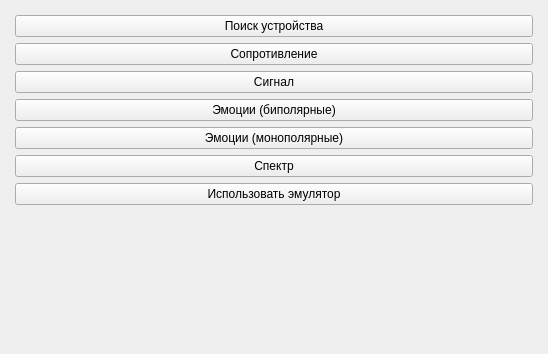
Above: BrainBit/neurosamples-main/Bit/ui/MenuScreenRuUI.ui from simai1/sfedu-hackathon-2025 before the change; both pictures show x 0 to 548 and y 0 to 354 of the 548 by 600 pixel window. Below: the same form after it.
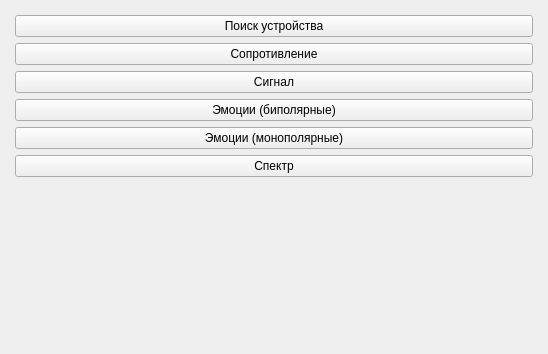
That is the form after the change.

What changed in the file:
```diff
--- a/BrainBit/neurosamples-main/Bit/ui/MenuScreenRuUI.ui
+++ b/BrainBit/neurosamples-main/Bit/ui/MenuScreenRuUI.ui
@@ -78,13 +78,6 @@
       </property>
      </widget>
     </item>
-    <item>
-     <widget class="QPushButton" name="emulatorButton">
-      <property name="text">
-       <string>Использовать эмулятор</string>
-      </property>
-     </widget>
-    </item>
     <item>
      <spacer name="verticalSpacer">
       <property name="orientation">
```
